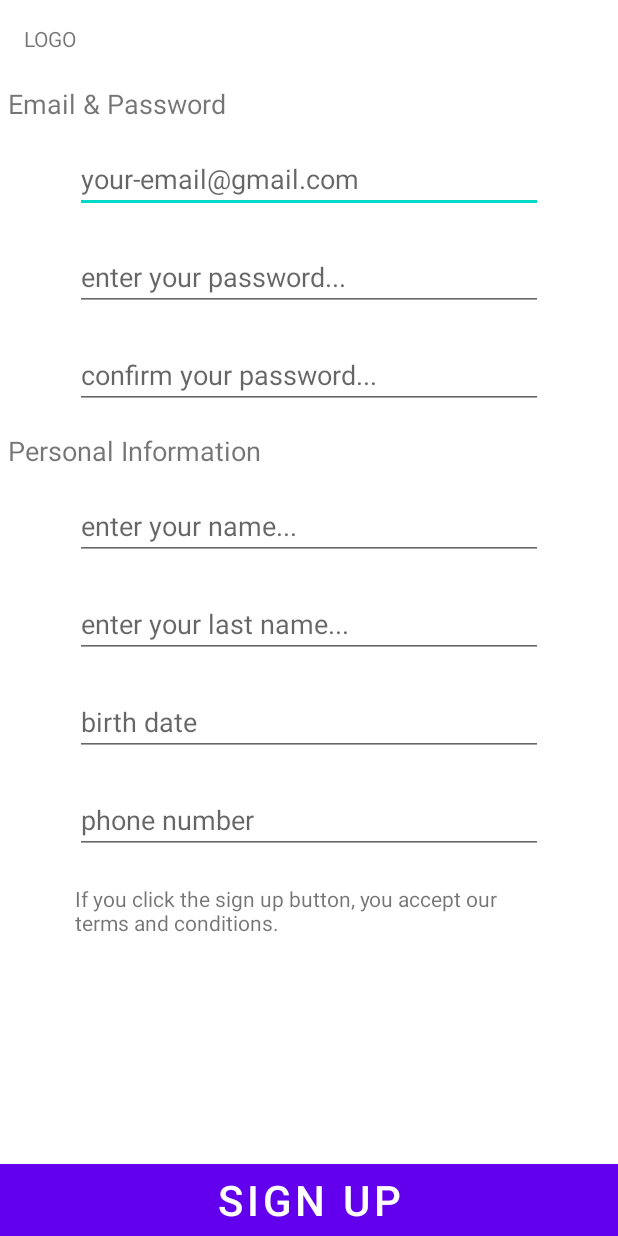
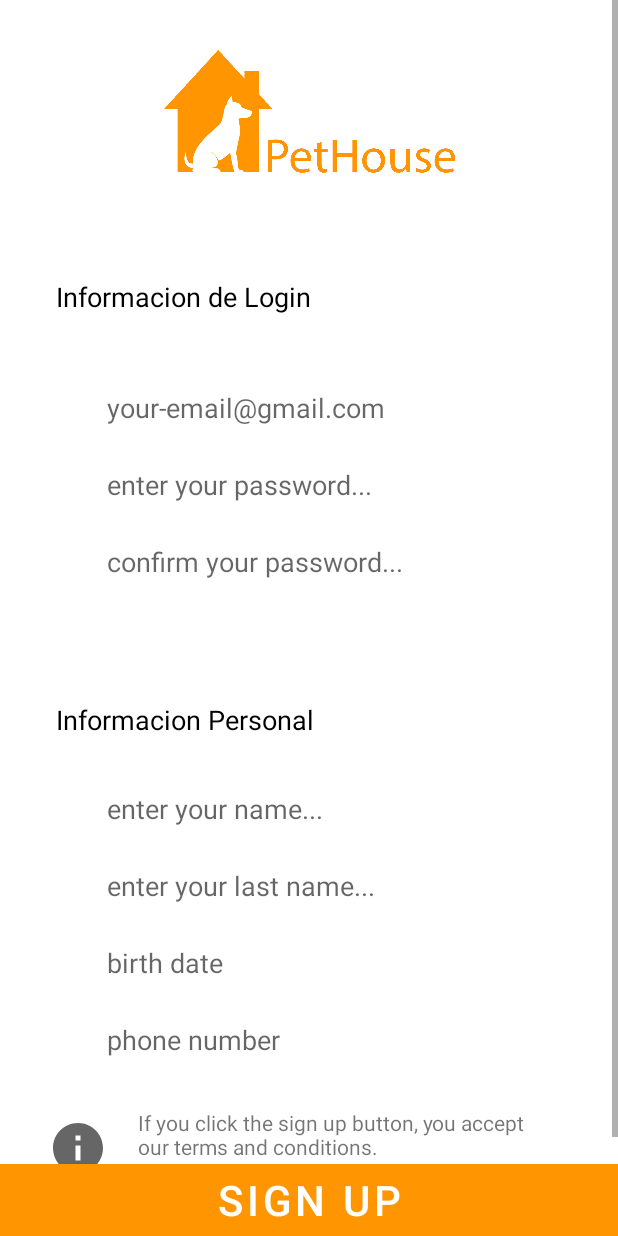
Before and after one commit to Amnicaiv/PetHouse, an Android app: the SignUpActivity screen opened directly, with no data from a screen before it, on a phone screen of 412 x 824 dp. Run offline under Robolectric (Android 15) with nearby library versions, the phone set to English and light mode, and no system bars; network calls fail.

Commit message:
Se corrigio el diseño de las pantallas Login/Signup

```diff
--- a/First/app/src/main/java/com/example/myapplication/ApiTestActivity.kt
+++ b/First/app/src/main/java/com/example/myapplication/ApiTestActivity.kt
@@ -21,12 +21,12 @@ class ApiTestActivity : AppCompatActivity() {
 
         this.btn_conectarApi.setOnClickListener(){
             apiCommunicator.ConseguirUsuarioPorID(this,1)
-            apiCommunicator.ConseguirHogarPorId(this,1)
+/*            apiCommunicator.ConseguirHogarPorId(this,1)
             apiCommunicator.ConseguirMascota(this,1)
             apiCommunicator.ConseguirCiudadPorId(this,1)
             apiCommunicator.ConseguirEstadoPorId(this,1)
             apiCommunicator.ConseguirReservacion(this,1)
-            apiCommunicator.ConseguirPais(this,1)
+            apiCommunicator.ConseguirPais(this,1)*/
         }
 
 
--- a/First/app/src/main/java/com/example/myapplication/MainActivity.kt
+++ b/First/app/src/main/java/com/example/myapplication/MainActivity.kt
@@ -32,13 +32,16 @@ class MainActivity : AppCompatActivity() {
 
         var doublePressPrev = false
 
+        val apiComm = ComunicacionApi()
+
         this.button3.setOnClickListener(){
 
+           /* apiComm.ConseguirUsuarioPorID(this,1)*/
             doublePressPrev = SystemClock.elapsedRealtime() - mLastClickTime < 1000
             mLastClickTime = SystemClock.elapsedRealtime().toDouble();
 
             if(!doublePressPrev){
-                val menuActivity = Intent(applicationContext, ApiTestActivity::class.java)
+                val menuActivity = Intent(applicationContext, DashboardActivity::class.java)
                 startActivity(menuActivity)
             }
         }
--- /dev/null
+++ b/First/app/src/main/res/drawable/ic_baseline_info_24.xml
@@ -0,0 +1,10 @@
+<vector xmlns:android="http://schemas.android.com/apk/res/android"
+    android:width="24dp"
+    android:height="24dp"
+    android:viewportWidth="24"
+    android:viewportHeight="24"
+    android:tint="?attr/colorControlNormal">
+  <path
+      android:fillColor="@android:color/white"
+      android:pathData="M12,2C6.48,2 2,6.48 2,12s4.48,10 10,10 10,-4.48 10,-10S17.52,2 12,2zM13,17h-2v-6h2v6zM13,9h-2L11,7h2v2z"/>
+</vector>
--- a/First/app/src/main/res/layout/layout_signup.xml
+++ b/First/app/src/main/res/layout/layout_signup.xml
@@ -14,166 +14,209 @@
         android:insetBottom="0dp"
         android:text="@string/btn_SignupText"
         android:textSize="28sp"
+        app:backgroundTint="#FF9500"
         app:cornerRadius="0dp"
         app:elevation="0dp"
         app:layout_constraintBottom_toBottomOf="parent"
         app:layout_constraintEnd_toEndOf="parent"
         app:layout_constraintStart_toStartOf="parent" />
 
-    <TextView
-        android:id="@+id/txtLogo2"
-        android:layout_width="0dp"
-        android:layout_height="wrap_content"
-        android:layout_marginStart="16dp"
-        android:layout_marginLeft="16dp"
-        android:layout_marginTop="16dp"
-        android:text="LOGO"
-        app:layout_constraintStart_toStartOf="parent"
-        app:layout_constraintTop_toTopOf="parent" />
-
     <ScrollView
         android:id="@+id/scrollView3"
         android:layout_width="0dp"
         android:layout_height="0dp"
-        android:layout_marginTop="16dp"
         app:layout_constraintBottom_toTopOf="@+id/btnSignup"
         app:layout_constraintEnd_toEndOf="parent"
         app:layout_constraintStart_toStartOf="parent"
-        app:layout_constraintTop_toBottomOf="@+id/txtLogo2">
+        app:layout_constraintTop_toTopOf="parent">
 
-        <LinearLayout
+        <androidx.constraintlayout.widget.ConstraintLayout
             android:layout_width="match_parent"
-            android:layout_height="wrap_content"
-            android:orientation="vertical">
+            android:layout_height="wrap_content">
+
+            <ImageView
+                android:id="@+id/imageView18"
+                android:layout_width="307dp"
+                android:layout_height="116dp"
+                android:layout_marginTop="16dp"
+                app:layout_constraintEnd_toEndOf="parent"
+                app:layout_constraintStart_toStartOf="parent"
+                app:layout_constraintTop_toTopOf="parent"
+                app:srcCompat="@mipmap/logo_largo" />
+
+            <androidx.constraintlayout.widget.Group
+                android:id="@+id/group3"
+                android:layout_width="382dp"
+                android:layout_height="260dp"
+                android:layout_marginTop="24dp"
+                android:background="#D1D1D1"
+                app:constraint_referenced_ids="tbEmailSignup,tbConfirmedPassword,tvDataGroup1,tbPasswordSignup"
+                app:layout_constraintEnd_toEndOf="parent"
+                app:layout_constraintStart_toStartOf="parent"
+                app:layout_constraintTop_toBottomOf="@+id/imageView18" />
 
             <TextView
                 android:id="@+id/tvDataGroup1"
                 android:layout_width="match_parent"
-                android:layout_height="wrap_content"
+                android:layout_height="50dp"
+                android:layout_marginStart="32dp"
+                android:layout_marginLeft="32dp"
+                android:layout_marginTop="24dp"
+                android:layout_marginEnd="32dp"
+                android:layout_marginRight="32dp"
                 android:padding="5dp"
-                android:text="@string/tv_dataGroup_1"
-                android:textSize="18sp" />
+                android:text="Informacion de Login"
+                android:textColor="#000000"
+                android:textSize="18sp"
+                app:layout_constraintEnd_toEndOf="parent"
+                app:layout_constraintStart_toStartOf="parent"
+                app:layout_constraintTop_toTopOf="@+id/group3" />
 
             <EditText
                 android:id="@+id/tbEmailSignup"
-                android:layout_width="match_parent"
-                android:layout_height="wrap_content"
-                android:layout_marginStart="50dp"
-                android:layout_marginLeft="50dp"
-                android:layout_marginTop="10dp"
-                android:layout_marginEnd="50dp"
-                android:layout_marginRight="50dp"
-                android:layout_marginBottom="10dp"
+                android:layout_width="270dp"
+                android:layout_height="35dp"
+                android:layout_marginTop="24dp"
+                android:background="#FFFFFF"
                 android:ems="10"
                 android:hint="@string/tb_templateEmail"
-                android:inputType="textPersonName" />
+                android:inputType="textPersonName"
+                app:layout_constraintEnd_toEndOf="parent"
+                app:layout_constraintStart_toStartOf="parent"
+                app:layout_constraintTop_toBottomOf="@+id/tvDataGroup1" />
 
             <EditText
                 android:id="@+id/tbPasswordSignup"
                 style="@style/Widget.AppCompat.EditText"
-                android:layout_width="match_parent"
-                android:layout_height="wrap_content"
-                android:layout_marginStart="50dp"
-                android:layout_marginLeft="50dp"
-                android:layout_marginTop="10dp"
-                android:layout_marginEnd="50dp"
-                android:layout_marginRight="50dp"
-                android:layout_marginBottom="10dp"
+                android:layout_width="270dp"
+                android:layout_height="35dp"
+                android:layout_marginTop="16dp"
+                android:background="#FFFFFF"
                 android:ems="10"
                 android:hint="@string/tb_templatePassword"
-                android:inputType="textPassword" />
+                android:inputType="textPassword"
+                app:layout_constraintEnd_toEndOf="parent"
+                app:layout_constraintStart_toStartOf="parent"
+                app:layout_constraintTop_toBottomOf="@+id/tbEmailSignup" />
 
             <EditText
                 android:id="@+id/tbConfirmedPassword"
-                android:layout_width="match_parent"
-                android:layout_height="wrap_content"
-                android:layout_marginStart="50dp"
-                android:layout_marginLeft="50dp"
-                android:layout_marginTop="10dp"
-                android:layout_marginEnd="50dp"
-                android:layout_marginRight="50dp"
-                android:layout_marginBottom="10dp"
+                android:layout_width="270dp"
+                android:layout_height="35dp"
+                android:layout_marginTop="16dp"
+                android:background="#FFFFFF"
                 android:ems="10"
                 android:hint="@string/tb_templateConfirmPassword"
-                android:inputType="textPassword" />
+                android:inputType="textPassword"
+                app:layout_constraintEnd_toEndOf="parent"
+                app:layout_constraintStart_toStartOf="parent"
+                app:layout_constraintTop_toBottomOf="@+id/tbPasswordSignup" />
+
+            <androidx.constraintlayout.widget.Group
+                android:layout_width="382dp"
+                android:layout_height="380dp"
+                android:layout_marginStart="24dp"
+                android:layout_marginLeft="24dp"
+                android:layout_marginEnd="24dp"
+                android:layout_marginRight="24dp"
+                android:background="#D1D1D1"
+                app:layout_constraintEnd_toEndOf="parent"
+                app:layout_constraintHorizontal_bias="0.571"
+                app:layout_constraintStart_toStartOf="parent"
+                tools:layout_editor_absoluteY="441dp" />
 
             <TextView
                 android:id="@+id/textView2"
                 android:layout_width="match_parent"
                 android:layout_height="wrap_content"
+                android:layout_marginStart="32dp"
+                android:layout_marginLeft="32dp"
+                android:layout_marginTop="70dp"
+                android:layout_marginEnd="32dp"
+                android:layout_marginRight="32dp"
                 android:padding="5dp"
-                android:text="@string/tv_dataGroup_2"
-                android:textSize="18sp" />
+                android:text="Informacion Personal"
+                android:textColor="#000000"
+                android:textSize="18sp"
+                app:layout_constraintEnd_toEndOf="parent"
+                app:layout_constraintStart_toStartOf="parent"
+                app:layout_constraintTop_toBottomOf="@+id/tbConfirmedPassword" />
 
             <EditText
                 android:id="@+id/editTextTextPersonName4"
-                android:layout_width="match_parent"
-                android:layout_height="wrap_content"
-                android:layout_marginStart="50dp"
-                android:layout_marginLeft="50dp"
-                android:layout_marginTop="10dp"
-                android:layout_marginEnd="50dp"
-                android:layout_marginRight="50dp"
-                android:layout_marginBottom="10dp"
+                android:layout_width="270dp"
+                android:layout_height="35dp"
+                android:layout_marginTop="24dp"
+                android:background="#FFFFFF"
                 android:ems="10"
                 android:hint="enter your name..."
-                android:inputType="textPersonName" />
+                android:inputType="textPersonName"
+                app:layout_constraintEnd_toEndOf="parent"
+                app:layout_constraintStart_toStartOf="parent"
+                app:layout_constraintTop_toBottomOf="@+id/textView2" />
 
             <EditText
                 android:id="@+id/editTextTextPersonName5"
-                android:layout_width="match_parent"
-                android:layout_height="wrap_content"
-                android:layout_marginStart="50dp"
-                android:layout_marginLeft="50dp"
-                android:layout_marginTop="10dp"
-                android:layout_marginEnd="50dp"
-                android:layout_marginRight="50dp"
-                android:layout_marginBottom="10dp"
+                android:layout_width="270dp"
+                android:layout_height="35dp"
+                android:layout_marginTop="16dp"
+                android:background="#FFFFFF"
                 android:ems="10"
                 android:hint="enter your last name..."
-                android:inputType="textPersonName" />
+                android:inputType="textPersonName"
+                app:layout_constraintEnd_toEndOf="parent"
+                app:layout_constraintStart_toStartOf="parent"
+                app:layout_constraintTop_toBottomOf="@+id/editTextTextPersonName4" />
 
             <EditText
                 android:id="@+id/editTextDate"
-                android:layout_width="match_parent"
-                android:layout_height="wrap_content"
-                android:layout_marginStart="50dp"
-                android:layout_marginLeft="50dp"
-                android:layout_marginTop="10dp"
-                android:layout_marginEnd="50dp"
-                android:layout_marginRight="50dp"
-                android:layout_marginBottom="10dp"
+                android:layout_width="270dp"
+                android:layout_height="35dp"
+                android:layout_marginTop="16dp"
+                android:background="#FFFFFF"
                 android:ems="10"
                 android:hint="birth date"
-                android:inputType="date" />
+                android:inputType="date"
+                app:layout_constraintEnd_toEndOf="parent"
+                app:layout_constraintStart_toStartOf="parent"
+                app:layout_constraintTop_toBottomOf="@+id/editTextTextPersonName5" />
 
             <EditText
                 android:id="@+id/editTextPhone"
-                android:layout_width="match_parent"
-                android:layout_height="wrap_content"
-                android:layout_marginStart="50dp"
-                android:layout_marginLeft="50dp"
-                android:layout_marginTop="10dp"
-                android:layout_marginEnd="50dp"
-                android:layout_marginRight="50dp"
-                android:layout_marginBottom="10dp"
+                android:layout_width="270dp"
+                android:layout_height="35dp"
+                android:layout_marginTop="16dp"
+                android:background="#FFFFFF"
                 android:ems="10"
                 android:hint="phone number"
-                android:inputType="phone" />
+                android:inputType="phone"
+                app:layout_constraintEnd_toEndOf="parent"
+                app:layout_constraintStart_toStartOf="parent"
+                app:layout_constraintTop_toBottomOf="@+id/editTextDate" />
 
             <TextView
                 android:id="@+id/textView3"
-                android:layout_width="match_parent"
-                android:layout_height="wrap_content"
-                android:layout_marginStart="50dp"
-                android:layout_marginLeft="50dp"
-                android:layout_marginTop="10dp"
-                android:layout_marginEnd="50dp"
-                android:layout_marginRight="50dp"
-                android:layout_marginBottom="10dp"
-                android:text="If you click the sign up button, you accept our terms and conditions." />
+                android:layout_width="270dp"
+                android:layout_height="56dp"
+                android:layout_marginStart="20dp"
+                android:layout_marginLeft="20dp"
+                android:layout_marginTop="28dp"
+                android:background="#00F6F6F6"
+                android:text="If you click the sign up button, you accept our terms and conditions."
+                app:layout_constraintStart_toEndOf="@+id/imageView17"
+                app:layout_constraintTop_toBottomOf="@+id/editTextPhone" />
 
-        </LinearLayout>
+            <ImageView
+                android:id="@+id/imageView17"
+                android:layout_width="40dp"
+                android:layout_height="53dp"
+                android:layout_marginStart="32dp"
+                android:layout_marginLeft="32dp"
+                app:layout_constraintStart_toStartOf="parent"
+                app:layout_constraintTop_toTopOf="@+id/textView3"
+                app:srcCompat="@drawable/ic_baseline_info_24" />
+
+        </androidx.constraintlayout.widget.ConstraintLayout>
     </ScrollView>
 
 </androidx.constraintlayout.widget.ConstraintLayout>
```
Also changed, not shown: First/app/src/main/java/com/example/myapplication/ComunicacionApi.kt (+15 -2 lines), First/app/src/main/res/layout/layout_iniciosesion.xml (+104 -51 lines), First/app/src/main/res/mipmap-hdpi/logo_largo.png (added), First/app/src/main/res/mipmap-hdpi/logo_pequeno.png (added).
